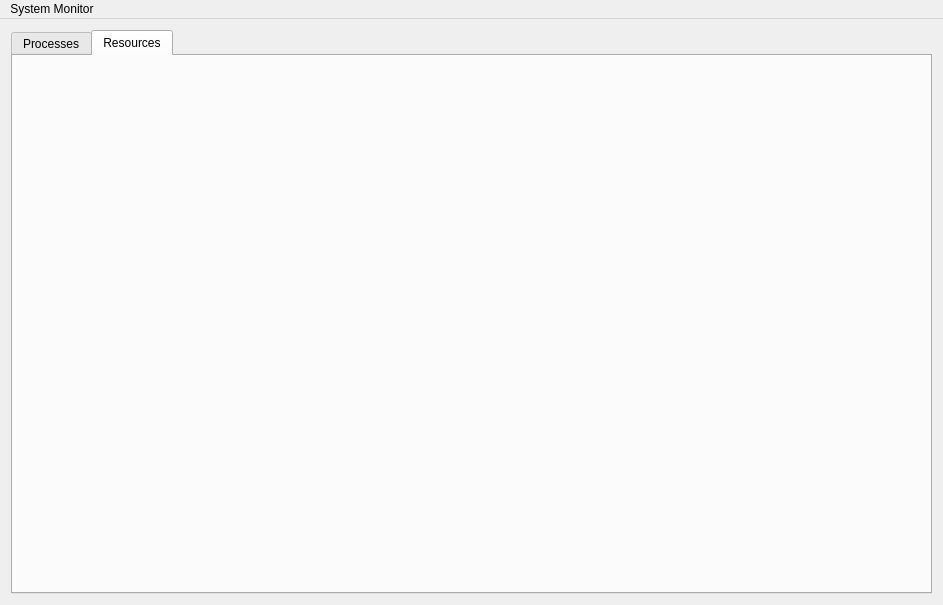
Above: SystemMonitor/mainwindow.ui from v4rgon/course-project-tritpo before the change. Below: the same form after it.
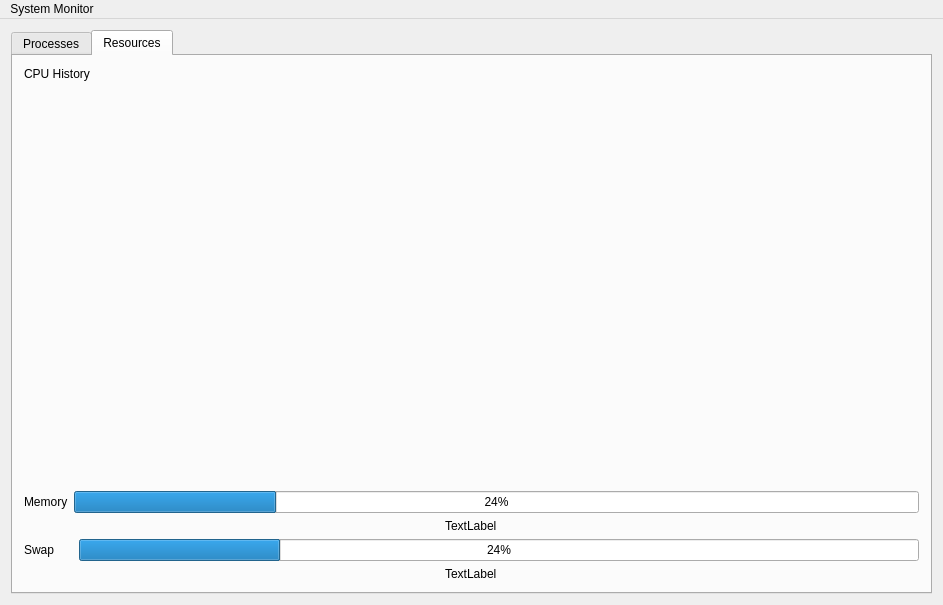
That is the form after the change. The open tabs and pages were chosen to show the change. Custom widgets are drawn as their Qt base class.

Commit message: add Cpu plot, memory and swap bar

What changed in the file:
```diff
--- a/SystemMonitor/mainwindow.ui
+++ b/SystemMonitor/mainwindow.ui
@@ -120,7 +120,186 @@
        <attribute name="title">
         <string>Resources</string>
        </attribute>
-       <layout class="QGridLayout" name="gridLayout_2"/>
+       <layout class="QGridLayout" name="gridLayout_2">
+        <item row="12" column="0">
+         <layout class="QVBoxLayout" name="verticalLayout_4">
+          <property name="sizeConstraint">
+           <enum>QLayout::SetMinimumSize</enum>
+          </property>
+         </layout>
+        </item>
+        <item row="11" column="0">
+         <layout class="QVBoxLayout" name="verticalLayout_2">
+          <property name="sizeConstraint">
+           <enum>QLayout::SetMinimumSize</enum>
+          </property>
+          <item>
+           <layout class="QHBoxLayout" name="horizontalLayout_2">
+            <item>
+             <widget class="QLabel" name="swapTextLabel">
+              <property name="minimumSize">
+               <size>
+                <width>49</width>
+                <height>22</height>
+               </size>
+              </property>
+              <property name="text">
+               <string>Swap</string>
+              </property>
+             </widget>
+            </item>
+            <item>
+             <widget class="QProgressBar" name="swapBar">
+              <property name="value">
+               <number>24</number>
+              </property>
+             </widget>
+            </item>
+           </layout>
+          </item>
+          <item alignment="Qt::AlignHCenter|Qt::AlignTop">
+           <widget class="QLabel" name="swapLabel">
+            <property name="text">
+             <string>TextLabel</string>
+            </property>
+           </widget>
+          </item>
+         </layout>
+        </item>
+        <item row="1" column="0">
+         <spacer name="verticalSpacer">
+          <property name="orientation">
+           <enum>Qt::Vertical</enum>
+          </property>
+          <property name="sizeType">
+           <enum>QSizePolicy::Maximum</enum>
+          </property>
+          <property name="sizeHint" stdset="0">
+           <size>
+            <width>20</width>
+            <height>20</height>
+           </size>
+          </property>
+         </spacer>
+        </item>
+        <item row="2" column="0">
+         <layout class="QVBoxLayout" name="verticalLayout">
+          <property name="sizeConstraint">
+           <enum>QLayout::SetMinimumSize</enum>
+          </property>
+          <item>
+           <layout class="QHBoxLayout" name="horizontalLayout">
+            <item>
+             <widget class="QLabel" name="memTextLabel">
+              <property name="text">
+               <string>Memory</string>
+              </property>
+             </widget>
+            </item>
+            <item>
+             <widget class="QProgressBar" name="memoryBar">
+              <property name="value">
+               <number>24</number>
+              </property>
+             </widget>
+            </item>
+           </layout>
+          </item>
+          <item alignment="Qt::AlignHCenter|Qt::AlignTop">
+           <widget class="QLabel" name="memoryLabel">
+            <property name="sizePolicy">
+             <sizepolicy hsizetype="Preferred" vsizetype="Preferred">
+              <horstretch>0</horstretch>
+              <verstretch>0</verstretch>
+             </sizepolicy>
+            </property>
+            <property name="text">
+             <string>TextLabel</string>
+            </property>
+            <property name="indent">
+             <number>-1</number>
+            </property>
+           </widget>
+          </item>
+         </layout>
+        </item>
+        <item row="0" column="0">
+         <layout class="QVBoxLayout" name="verticalLayout_5">
+          <property name="sizeConstraint">
+           <enum>QLayout::SetMinimumSize</enum>
+          </property>
+          <item>
+           <widget class="QLabel" name="label">
+            <property name="text">
+             <string>CPU History</string>
+            </property>
+           </widget>
+          </item>
+          <item>
+           <widget class="QCustomPlot" name="cpuPlot" native="true">
+            <property name="sizePolicy">
+             <sizepolicy hsizetype="Preferred" vsizetype="Expanding">
+              <horstretch>0</horstretch>
+              <verstretch>0</verstretch>
+             </sizepolicy>
+            </property>
+            <property name="minimumSize">
+             <size>
+              <width>0</width>
+              <height>100</height>
+             </size>
+            </property>
+           </widget>
+          </item>
+          <item>
+           <layout class="QHBoxLayout" name="horizontalLayout_7">
+            <property name="sizeConstraint">
+             <enum>QLayout::SetMinAndMaxSize</enum>
+            </property>
+            <item>
+             <spacer name="horizontalSpacer_2">
+              <property name="orientation">
+               <enum>Qt::Horizontal</enum>
+              </property>
+              <property name="sizeType">
+               <enum>QSizePolicy::Fixed</enum>
+              </property>
+              <property name="sizeHint" stdset="0">
+               <size>
+                <width>40</width>
+                <height>20</height>
+               </size>
+              </property>
+             </spacer>
+            </item>
+            <item>
+             <layout class="QGridLayout" name="cpuInfoArea">
+              <property name="sizeConstraint">
+               <enum>QLayout::SetNoConstraint</enum>
+              </property>
+             </layout>
+            </item>
+            <item>
+             <spacer name="horizontalSpacer">
+              <property name="orientation">
+               <enum>Qt::Horizontal</enum>
+              </property>
+              <property name="sizeType">
+               <enum>QSizePolicy::Fixed</enum>
+              </property>
+              <property name="sizeHint" stdset="0">
+               <size>
+                <width>40</width>
+                <height>20</height>
+               </size>
+              </property>
+             </spacer>
+            </item>
+           </layout>
+          </item>
+         </layout>
+        </item>
+       </layout>
       </widget>
      </widget>
     </item>
@@ -150,6 +329,14 @@
   </action>
  </widget>
  <layoutdefault spacing="6" margin="11"/>
+ <customwidgets>
+  <customwidget>
+   <class>QCustomPlot</class>
+   <extends>QWidget</extends>
+   <header>qcustomplot.h</header>
+   <container>1</container>
+  </customwidget>
+ </customwidgets>
  <resources/>
  <connections/>
 </ui>
```
The commit also changes 13 other files.
